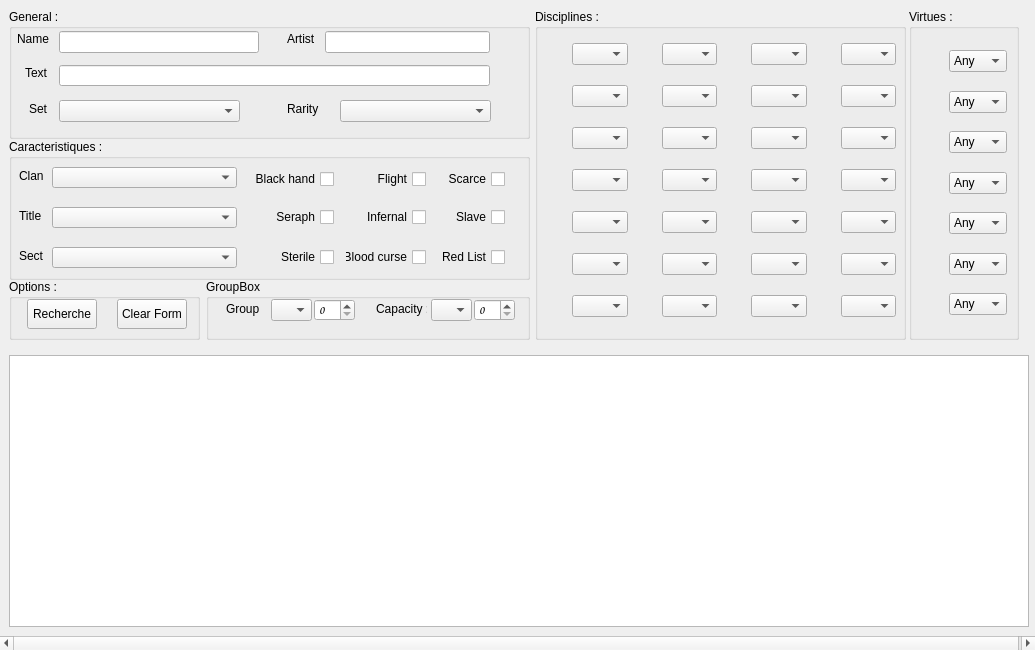
First picture: the form in src/tab_search_crypt.ui, repository Zugzwangs/Eternal-Deck-Builder, before the edit.
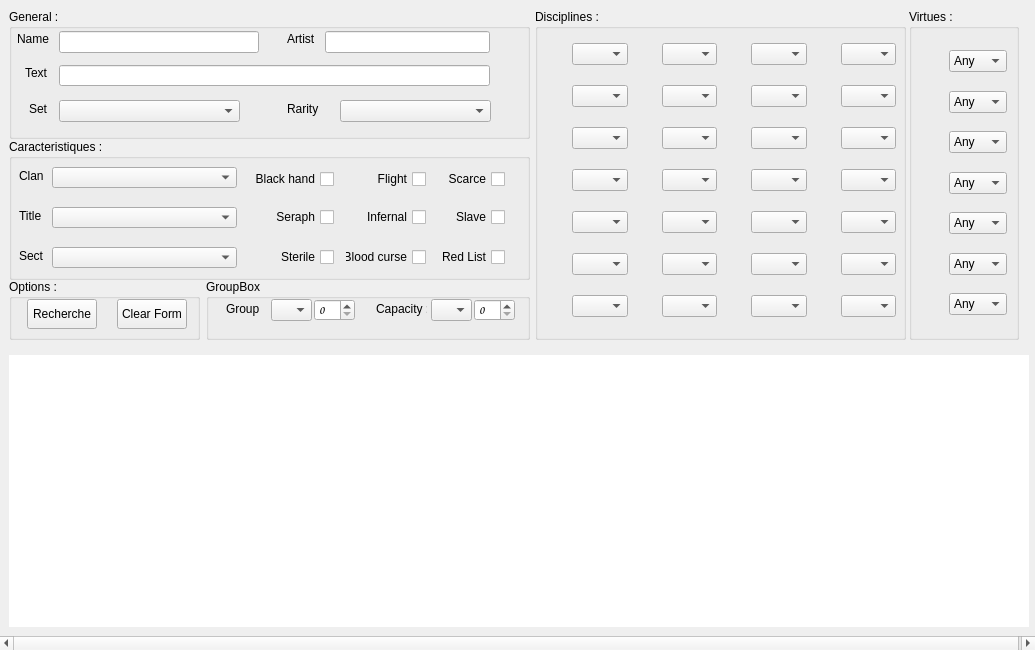
Second picture: the form after the edit. Icons and pictures are not drawn. Custom widgets are drawn as their Qt base class.

```diff
--- a/src/tab_search_crypt.ui
+++ b/src/tab_search_crypt.ui
@@ -1971,6 +1971,9 @@
     </item>
     <item>
      <widget class="PItemView" name="PTVCryptResults">
+      <property name="frameShape">
+       <enum>QFrame::NoFrame</enum>
+      </property>
       <property name="alternatingRowColors">
        <bool>true</bool>
       </property>
```
Left out of the diff: 3 changed lines with no effect on the pictures.
